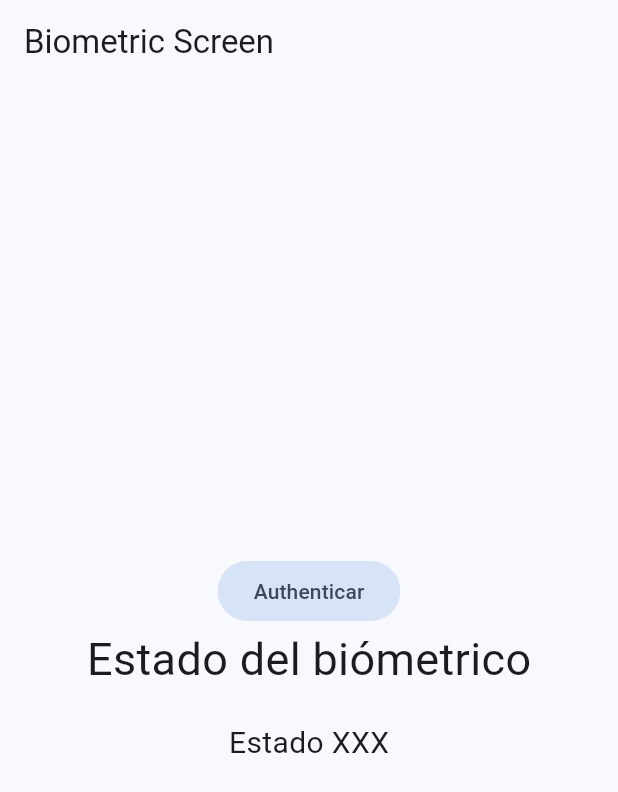
After one commit to diegopagini/Miscelaneos_Flutter, a Flutter app: the BiometricScreen screen opened by its route, on a phone screen of 412 x 824 dp. The commit adds this screen. Shown: the top 792 px of the screen. Run offline on Flutter 3.47's test engine with Material 3 defaults, Android fonts, the phone set to English and light mode, and no system bars; our stand-ins replace dio, flutter_compass, flutter_riverpod, go_router, google_fonts, permission_handler and 3 more; generated files the repository leaves out were written again.

Commit message:
biometrics

```diff
--- a/lib/config/router/app_router.dart
+++ b/lib/config/router/app_router.dart
@@ -44,4 +44,8 @@ final router = GoRouter(routes: [
           },
         )
       ]),
+  GoRoute(
+    path: '/biometrics',
+    builder: (context, state) => const BiometricScreen(),
+  )
 ]);
--- /dev/null
+++ b/lib/presentation/screens/biometrics/biometric_screen.dart
@@ -0,0 +1,33 @@
+import 'package:flutter/material.dart';
+
+class BiometricScreen extends StatelessWidget {
+  const BiometricScreen({super.key});
+
+  @override
+  Widget build(BuildContext context) {
+    return Scaffold(
+      appBar: AppBar(
+        title: const Text('Biometric Screen'),
+      ),
+      body: Center(
+          child: Column(
+        mainAxisAlignment: MainAxisAlignment.center,
+        children: [
+          FilledButton.tonal(
+              onPressed: () {}, child: const Text('Authenticar')),
+          const Text(
+            'Estado del biómetrico',
+            style: TextStyle(fontSize: 30),
+          ),
+          const SizedBox(
+            height: 20,
+          ),
+          const Text(
+            'Estado XXX',
+            style: TextStyle(fontSize: 20),
+          )
+        ],
+      )),
+    );
+  }
+}
--- a/lib/presentation/screens/screens.dart
+++ b/lib/presentation/screens/screens.dart
@@ -1,3 +1,4 @@
+export 'biometrics/biometric_screen.dart';
 export 'home/home_screen.dart';
 export 'permissions/permissions_screen.dart';
 export 'pokemons/pokemon_screen.dart';
--- a/lib/presentation/widgets/shared/main_menu.dart
+++ b/lib/presentation/widgets/shared/main_menu.dart
@@ -22,6 +22,7 @@ final menuItems = <MenuItem>[
       route: '/gyroscope-ball'),
   MenuItem(title: 'Brújula', icon: Icons.explore, route: '/compass'),
   MenuItem(title: 'Pokemons', icon: Icons.catching_pokemon, route: '/pokemons'),
+  MenuItem(title: 'Biométricos', icon: Icons.fingerprint, route: '/biometrics'),
 ];
 
 class MainMenu extends StatelessWidget {
--- a/pubspec.yaml
+++ b/pubspec.yaml
@@ -16,6 +16,7 @@ dependencies:
   flutter_riverpod: ^2.4.10
   go_router: ^13.1.0
   google_fonts: ^6.1.0
+  local_auth: ^2.1.8
   permission_handler: ^11.2.0
   riverpod_annotation: ^2.3.4
   sensors_plus: ^4.0.2
```
Also changed, not shown: pubspec.lock, 2 other files.
